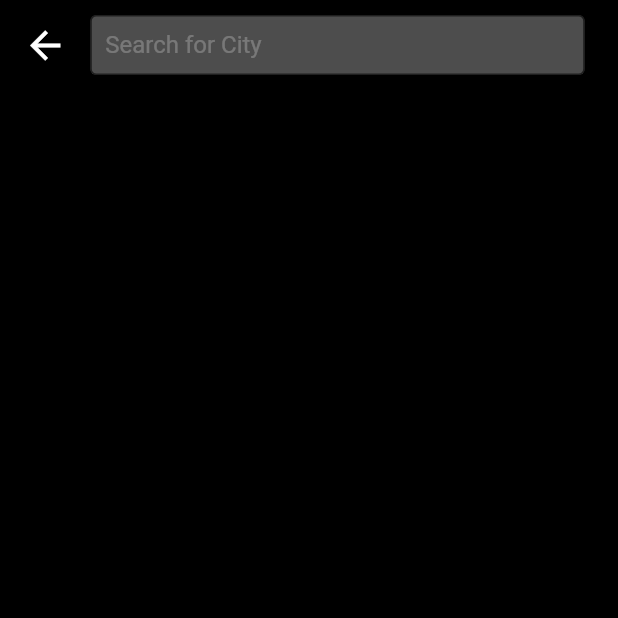
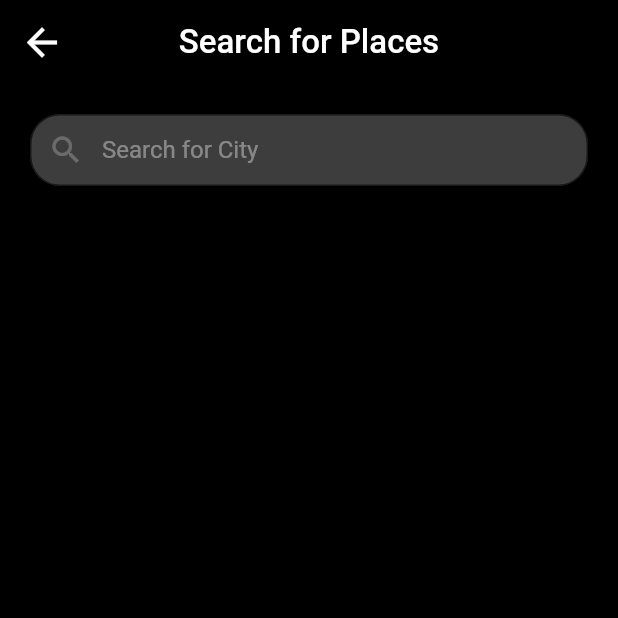
Before and after one commit to rohit5krish/weather_app, a Flutter app: the SearchPage screen opened directly, on a phone screen of 412 x 824 dp, the top half of it. Run offline on Flutter 3.47's test engine with Material 2 defaults, Android fonts, the phone set to English and light mode, and no system bars; our stand-ins replace dartz, dio, freezed_annotation, geolocator, get, shimmer.

```diff
--- a/lib/model/core/api_endpoints.dart
+++ b/lib/model/core/api_endpoints.dart
@@ -3,5 +3,9 @@ import 'package:weather_app/model/core/apikey.dart';
 class ApiEndpoints {
   static const weatherUrl =
       'https://api.openweathermap.org/data/2.5/forecast?&units=metric&appid=$apiKey';
+
+  static const weatherLatLongUrl =
+      'https://api.openweathermap.org/data/2.5/forecast?&units=metric&appid=$apiKey';
+
   static const climateImgUrl = 'http://openweathermap.org/img/wn';
 }
--- a/lib/view/core/colors.dart
+++ b/lib/view/core/colors.dart
@@ -4,7 +4,7 @@ import 'package:flutter/material.dart';
 const blackColor = Colors.black;
 const blackClr45 = Colors.black45;
 const whiteColor = Colors.white;
-const whiteClr30 = Colors.white30;
+const whiteClr24 = Colors.white24;
 const greyColor = Colors.grey;
 const blueColor = Colors.blue;
 final greyClr300 = Colors.blue[300];
@@ -15,7 +15,7 @@ const whiteTxt14 = TextStyle(color: Colors.white);
 const whiteTxt18 = TextStyle(color: Colors.white, fontSize: 18);
 const whiteTxt20 = TextStyle(color: Colors.white, fontSize: 20);
 const whiteTxt22 = TextStyle(color: Colors.white, fontSize: 22);
-const white24Txt14 = TextStyle(color: Colors.white24);
+const white38Txt14 = TextStyle(color: Colors.white38);
 final cyanTxt60 = TextStyle(color: Colors.cyan[100], fontSize: 60);
 const splashTxtStyle = TextStyle(
   color: whiteColor,
--- a/lib/view/home/home_page.dart
+++ b/lib/view/home/home_page.dart
@@ -22,7 +22,7 @@ class HomePage extends StatelessWidget {
   Widget build(BuildContext context) {
     final screenSize = MediaQuery.of(context).size;
     WidgetsBinding.instance!.addPostFrameCallback((_) {
-      weatherCtrl.getWeatherData();
+      weatherCtrl.getWeatherData(userLocation: usrLocation);
     });
     return Obx(() {
       var weatherTime;
@@ -46,14 +46,11 @@ class HomePage extends StatelessWidget {
                     fit: BoxFit.cover)
                 : null,
             gradient: LinearGradient(colors: [
-              // Color.fromARGB(255, 160, 212, 255),
               Color.fromARGB(255, 123, 188, 241),
               Color.fromARGB(255, 108, 124, 214),
               Color.fromARGB(255, 103, 79, 225),
               Color.fromARGB(255, 98, 72, 232),
               Color.fromARGB(255, 83, 55, 218),
-              // Color.fromARGB(255, 44, 18, 171),
-              // Color.fromARGB(255, 29, 7, 139),
             ], begin: Alignment.topCenter, end: Alignment.bottomCenter)),
         child: Scaffold(
           backgroundColor: Colors.transparent,
--- a/lib/view/search/search.dart
+++ b/lib/view/search/search.dart
@@ -10,6 +10,21 @@ class SearchPage extends StatelessWidget {
     final screenSize = MediaQuery.of(context).size;
     return Scaffold(
       backgroundColor: blackColor,
+      appBar: AppBar(
+        leading: IconButton(
+            onPressed: () {
+              Get.back();
+            },
+            icon: Icon(
+              Icons.arrow_back,
+              color: whiteColor,
+              size: 30,
+            )),
+        title: Text('Search for Places', style: whiteTxt22),
+        centerTitle: true,
+        backgroundColor: blackColor,
+        elevation: 0,
+      ),
       body: InkWell(
         splashFactory: NoSplash.splashFactory,
         highlightColor: Colors.transparent,
@@ -19,40 +34,27 @@ class SearchPage extends StatelessWidget {
         child: SafeArea(
             child: Column(
           children: [
-            SizedBox(
+            Padding(
+              padding: const EdgeInsets.all(20),
+              child: Container(
                 width: screenSize.width,
                 height: 60,
-              child: Row(
-                mainAxisAlignment: MainAxisAlignment.spaceEvenly,
-                children: [
-                  IconButton(
-                      onPressed: () {
-                        Get.back();
+                child: TextFormField(
+                  onFieldSubmitted: (value) {
+                    print(value);
                   },
-                      icon: Icon(
-                        Icons.arrow_back,
-                        color: whiteColor,
-                        size: 30,
-                      )),
-                  // Spacer(),
-                  Container(
-                    width: screenSize.width * 0.8,
-                    height: 40,
-                    child: TextFormField(
-                      onChanged: (value) {},
                   style: whiteTxt14,
                   decoration: InputDecoration(
-                        contentPadding: EdgeInsets.all(10),
+                    prefixIcon: Icon(Icons.search, color: whiteClr24),
+                    contentPadding: EdgeInsets.only(left: 20),
                     hintText: 'Search for City',
-                        hintStyle: white24Txt14,
-                        border: OutlineInputBorder(),
+                    hintStyle: white38Txt14,
+                    border: OutlineInputBorder(
+                        borderRadius: BorderRadius.circular(20)),
                     filled: true,
-                        fillColor: whiteClr30,
+                    fillColor: whiteClr24,
                   ),
                 ),
-                  ),
-                  sbWidth10,
-                ],
               ),
             )
           ],
```
Also changed, not shown: lib/controller/location_controller.dart (added, +28 -0 lines), lib/controller/weather_controller.dart (+6 -7 lines), lib/service/api_service.dart (+11 -2 lines), lib/view/splash/splash.dart (+18 -29 lines). Lines whose indentation alone changed are shown as unchanged.
